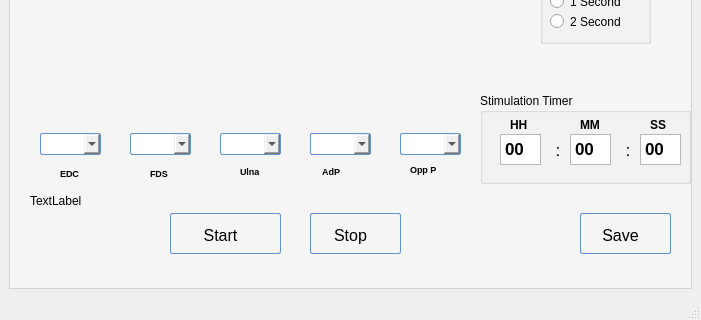
Above: POML060_v1/stageprogram.ui from viniltc/POML060 before the change; both pictures show x 0 to 701 and y 233 to 553 of the 701 by 553 pixel window. Below: the same form after it.
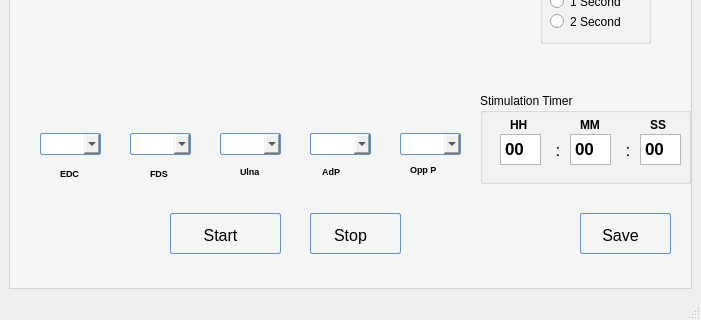
That is the form after the change. Icons and pictures are not drawn. Custom widgets are drawn as their Qt base class.

Commit message: frequency adjustment changes made to all config files

What changed in the file:
```diff
--- a/POML060_v1/stageprogram.ui
+++ b/POML060_v1/stageprogram.ui
@@ -1243,19 +1243,6 @@
 }</string>
         </property>
        </widget>
-       <widget class="QLabel" name="label">
-        <property name="geometry">
-         <rect>
-          <x>20</x>
-          <y>370</y>
-          <width>631</width>
-          <height>16</height>
-         </rect>
-        </property>
-        <property name="text">
-         <string>TextLabel</string>
-        </property>
-       </widget>
        <widget class="QLabel" name="label_pLabel_3">
         <property name="geometry">
          <rect>
```
Left out of the diff: 1 changed line with no effect on the pictures. The commit also changes 2 other files.
